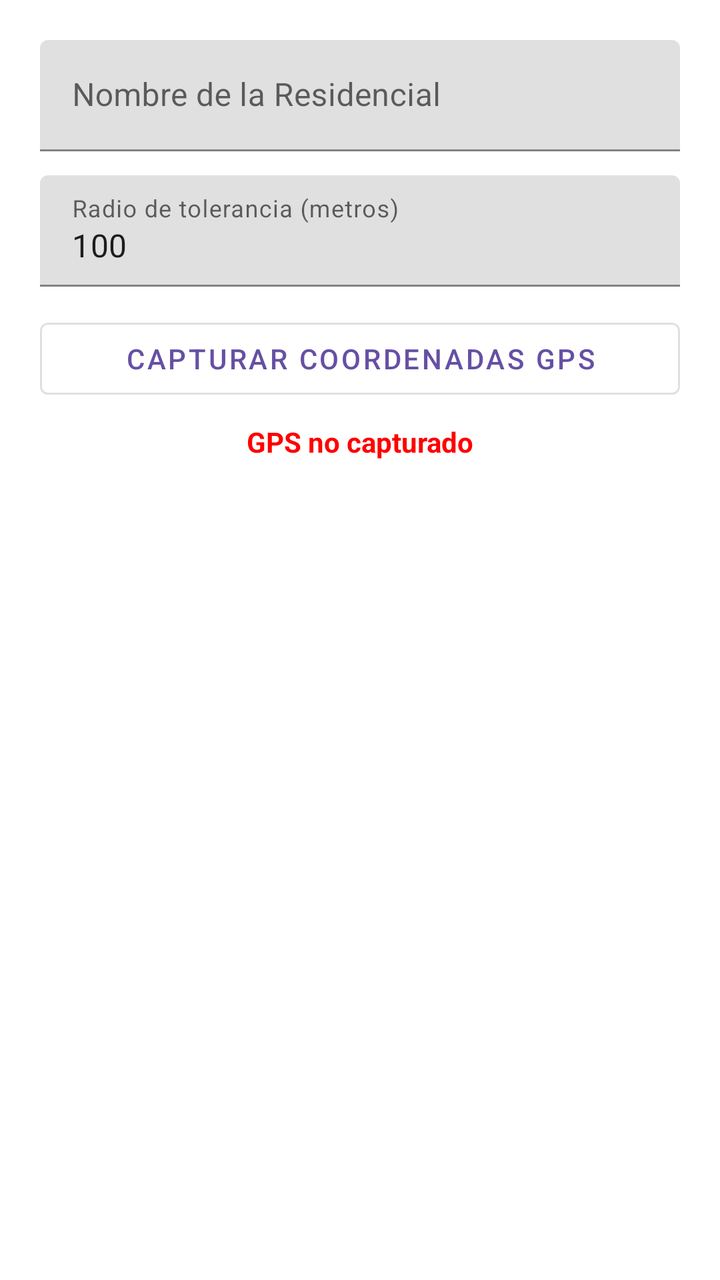
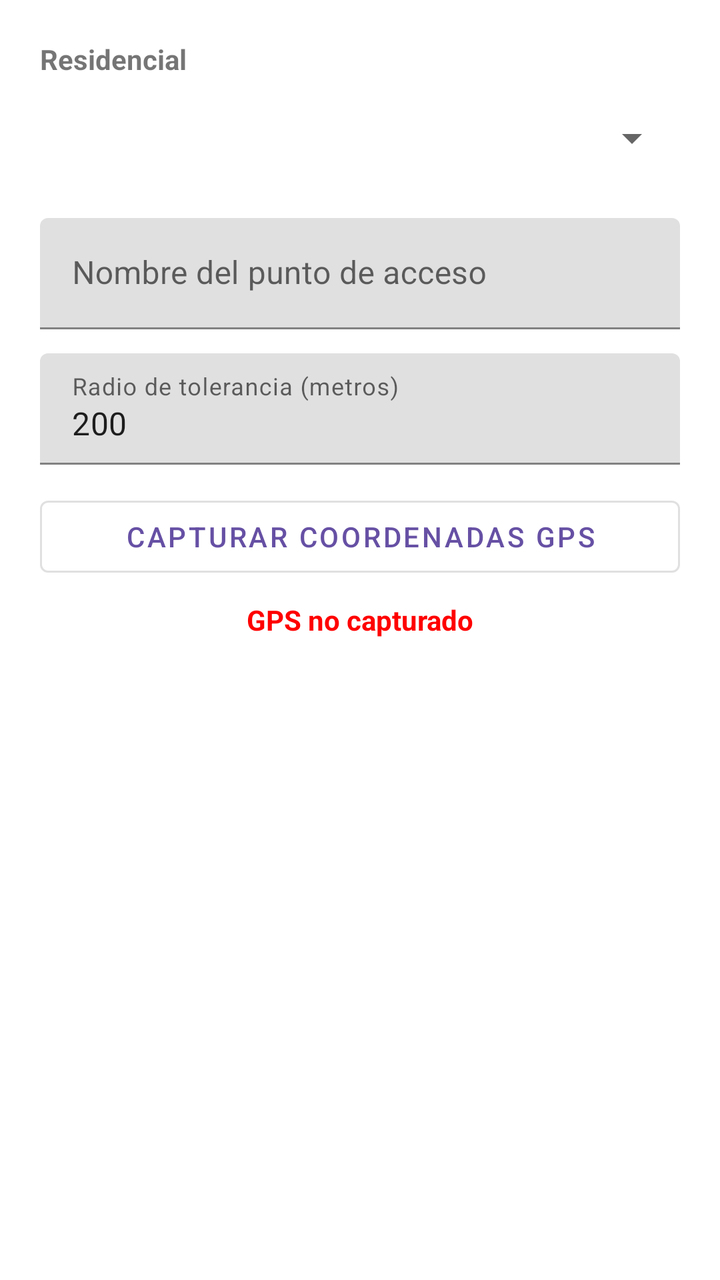

Two renders of the same Android screen: before a commit and after it. Below are the layout's source before the change and the commit's diff.
<!-- AndroidManifest.xml: application theme Theme.ProntoCheck -->
<!-- res/layout/dialog_agregar_ubicacion.xml -->
<?xml version="1.0" encoding="utf-8"?>
<LinearLayout xmlns:android="http://schemas.android.com/apk/res/android"
    android:layout_width="match_parent"
    android:layout_height="wrap_content"
    android:orientation="vertical"
    android:padding="20dp">

    <com.google.android.material.textfield.TextInputLayout
        android:layout_width="match_parent"
        android:layout_height="wrap_content"
        android:layout_marginBottom="12dp"
        android:hint="Nombre de la Residencial">

        <com.google.android.material.textfield.TextInputEditText
            android:id="@+id/etNombrePunto"
            android:layout_width="match_parent"
            android:layout_height="wrap_content"
            android:inputType="textCapWords" />
    </com.google.android.material.textfield.TextInputLayout>

    <com.google.android.material.textfield.TextInputLayout
        android:layout_width="match_parent"
        android:layout_height="wrap_content"
        android:layout_marginBottom="12dp"
        android:hint="Radio de tolerancia (metros)">

        <com.google.android.material.textfield.TextInputEditText
            android:id="@+id/etRadioPunto"
            android:layout_width="match_parent"
            android:layout_height="wrap_content"
            android:inputType="number"
            android:text="100" />
    </com.google.android.material.textfield.TextInputLayout>

    <Button
        android:id="@+id/btnCapturarGps"
        style="@style/Widget.MaterialComponents.Button.OutlinedButton"
        android:layout_width="match_parent"
        android:layout_height="wrap_content"
        android:text="Capturar Coordenadas GPS"
        android:layout_marginBottom="8dp"/>

    <TextView
        android:id="@+id/tvStatusGps"
        android:layout_width="match_parent"
        android:layout_height="wrap_content"
        android:text="GPS no capturado"
        android:textAlignment="center"
        android:textColor="#FF0000"
        android:textStyle="bold" />

</LinearLayout>
<!-- resources referenced by this layout -->
<resources>
  <style name="Theme.ProntoCheck" parent="Theme.MaterialComponents.DayNight.NoActionBar">
          
          <item name="colorPrimary">#6650a4</item>
          <item name="colorSecondary">#625b71</item>
  
          
          <item name="android:statusBarColor">#FFFFFF</item>
          <item name="android:windowLightStatusBar">true</item>
      </style>
</resources>

<!-- the commit's change to res/layout/dialog_agregar_ubicacion.xml (unified diff, before → after) -->
@@ -5,17 +5,31 @@
     android:orientation="vertical"
     android:padding="20dp">
 
+    <TextView
+        android:layout_width="match_parent"
+        android:layout_height="wrap_content"
+        android:layout_marginBottom="6dp"
+        android:text="Residencial"
+        android:textStyle="bold" />
+
+    <Spinner
+        android:id="@+id/spinnerResidencial"
+        android:layout_width="match_parent"
+        android:layout_height="48dp"
+        android:layout_marginBottom="16dp" />
+
     <com.google.android.material.textfield.TextInputLayout
         android:layout_width="match_parent"
         android:layout_height="wrap_content"
         android:layout_marginBottom="12dp"
-        android:hint="Nombre de la Residencial">
+        android:hint="Nombre del punto de acceso">
 
         <com.google.android.material.textfield.TextInputEditText
             android:id="@+id/etNombrePunto"
             android:layout_width="match_parent"
             android:layout_height="wrap_content"
             android:inputType="textCapWords" />
+
     </com.google.android.material.textfield.TextInputLayout>
 
     <com.google.android.material.textfield.TextInputLayout
@@ -28,8 +42,9 @@
             android:id="@+id/etRadioPunto"
             android:layout_width="match_parent"
             android:layout_height="wrap_content"
-            android:inputType="number"
-            android:text="100" />
+            android:inputType="numberDecimal"
+            android:text="200" />
+
     </com.google.android.material.textfield.TextInputLayout>
 
     <Button
@@ -37,8 +52,8 @@
         style="@style/Widget.MaterialComponents.Button.OutlinedButton"
         android:layout_width="match_parent"
         android:layout_height="wrap_content"
-        android:text="Capturar Coordenadas GPS"
-        android:layout_marginBottom="8dp"/>
+        android:layout_marginBottom="8dp"
+        android:text="Capturar Coordenadas GPS" />
 
     <TextView
         android:id="@+id/tvStatusGps"
